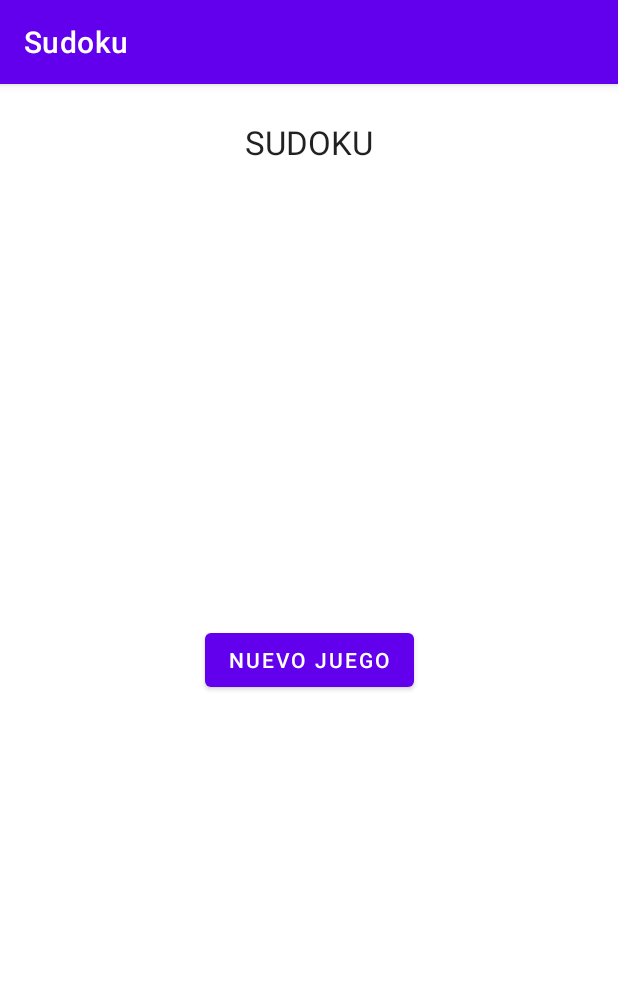
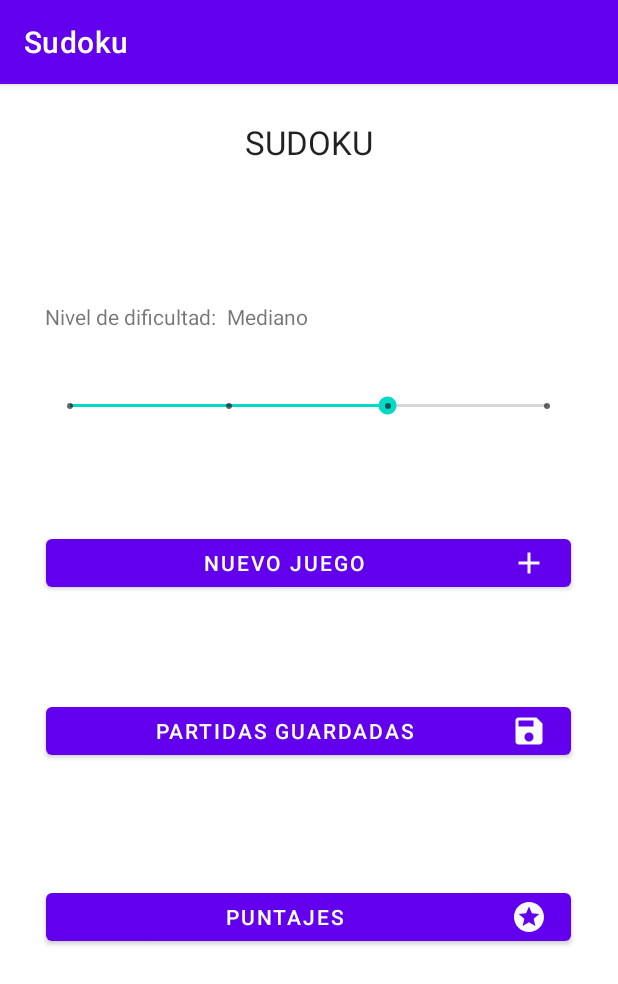
Before and after one commit to spardo83/sudoku-android, an Android app: the screen it shows after launch (MainActivity), on a phone screen of 412 x 824 dp. Shown: the top 984 px of the screen. Run offline under Robolectric (Android 15) with nearby library versions, the phone set to English and light mode, and no system bars; 6 statements that could not run were skipped.

Commit message:
Redesign of main activity

```diff
--- a/app/src/main/java/ar/edu/unlam/sudoku/MainActivity.kt
+++ b/app/src/main/java/ar/edu/unlam/sudoku/MainActivity.kt
@@ -1,11 +1,59 @@
 package ar.edu.unlam.sudoku
 
+import android.content.Intent
 import androidx.appcompat.app.AppCompatActivity
 import android.os.Bundle
+import android.widget.SeekBar
+import ar.edu.unlam.sudoku.databinding.ActivityMainBinding
 
 class MainActivity : AppCompatActivity() {
+    private lateinit var binding:ActivityMainBinding
+
     override fun onCreate(savedInstanceState: Bundle?) {
         super.onCreate(savedInstanceState)
         setContentView(R.layout.activity_main)
+        binding = ActivityMainBinding.inflate(layoutInflater)
+        setContentView(binding.root)
+
+        checkSavedGames()
+        checkScores()
+
+        binding.buttonNewGame.setOnClickListener { newGame() }
+        binding.seekBarLevel.setOnSeekBarChangeListener(object : SeekBar.OnSeekBarChangeListener {
+            override fun onProgressChanged(seekBar: SeekBar?, progress: Int, fromUser: Boolean) {
+                var level = ""
+                when(progress) {
+                    0 -> level = "Super facil"
+                    1 -> level = "Facil"
+                    2 -> level = "Mediano"
+                    3 -> level = "Dificil"
+                }
+
+                binding.textViewLevel.text = level
+            }
+
+            override fun onStartTrackingTouch(p0: SeekBar?) {
+            }
+
+            override fun onStopTrackingTouch(p0: SeekBar?) {
+            }
+
+        })
+    }
+
+    private fun checkScores() {
+        //Aca chequar si existe historial de puntajes
+        binding.buttonScores.isEnabled = false
+    }
+
+    private fun checkSavedGames() {
+        //Aca chequear si existe historial de partidas guardadas
+        binding.buttonSavedGames.isEnabled = false
+    }
+
+    private fun newGame() {
+        val intent = Intent(this, SudokuActivity::class.java)
+        startActivity(intent)
+        finish()
     }
 }
--- a/app/src/main/res/layout/activity_main.xml
+++ b/app/src/main/res/layout/activity_main.xml
@@ -19,11 +19,74 @@
 
     <Button
         android:id="@+id/buttonNewGame"
-        android:layout_width="wrap_content"
-        android:layout_height="wrap_content"
+        android:layout_width="350dp"
+        android:layout_height="44dp"
+        android:drawableEnd="@drawable/ic_baseline_add"
         android:text="@string/new_game"
         app:layout_constraintBottom_toBottomOf="parent"
         app:layout_constraintEnd_toEndOf="parent"
+        app:layout_constraintHorizontal_bias="0.491"
         app:layout_constraintStart_toStartOf="parent"
-        app:layout_constraintTop_toTopOf="parent" />
+        app:layout_constraintTop_toBottomOf="@+id/seekBarLevel"
+        app:layout_constraintVertical_bias="0.124" />
+
+    <Button
+        android:id="@+id/buttonSavedGames"
+        android:layout_width="350dp"
+        android:layout_height="44dp"
+        android:layout_marginTop="68dp"
+        android:text="@string/saved_games"
+        android:drawableEnd="@drawable/ic_baseline_save"
+        app:layout_constraintEnd_toEndOf="parent"
+        app:layout_constraintHorizontal_bias="0.498"
+        app:layout_constraintStart_toStartOf="parent"
+        app:layout_constraintTop_toBottomOf="@+id/buttonNewGame" />
+
+    <Button
+        android:id="@+id/buttonScores"
+        android:layout_width="350dp"
+        android:layout_height="44dp"
+        android:layout_marginTop="80dp"
+        android:text="@string/scores"
+        android:drawableEnd="@drawable/ic_baseline_stars"
+        app:layout_constraintEnd_toEndOf="parent"
+        app:layout_constraintHorizontal_bias="0.498"
+        app:layout_constraintStart_toStartOf="parent"
+        app:layout_constraintTop_toBottomOf="@+id/buttonSavedGames" />
+
+    <SeekBar
+        android:id="@+id/seekBarLevel"
+        style="@style/Widget.AppCompat.SeekBar.Discrete"
+        android:layout_width="350dp"
+        android:layout_height="44dp"
+        android:layout_marginTop="28dp"
+        android:max="3"
+        android:progress="2"
+        app:layout_constraintEnd_toEndOf="parent"
+        app:layout_constraintHorizontal_bias="0.491"
+        app:layout_constraintStart_toStartOf="parent"
+        app:layout_constraintTop_toBottomOf="@+id/textViewDificultad" />
+
+    <TextView
+        android:id="@+id/textViewDificultad"
+        android:layout_width="wrap_content"
+        android:layout_height="wrap_content"
+        android:layout_marginTop="92dp"
+        android:text="@string/difficult_level"
+        app:layout_constraintEnd_toEndOf="parent"
+        app:layout_constraintHorizontal_bias="0.101"
+        app:layout_constraintStart_toStartOf="parent"
+        app:layout_constraintTop_toBottomOf="@+id/titulo" />
+
+    <TextView
+        android:id="@+id/textViewLevel"
+        android:layout_width="wrap_content"
+        android:layout_height="wrap_content"
+        android:layout_marginTop="92dp"
+        android:text="Mediano"
+        app:layout_constraintEnd_toEndOf="parent"
+        app:layout_constraintHorizontal_bias="0.033"
+        app:layout_constraintStart_toEndOf="@+id/textViewDificultad"
+        app:layout_constraintTop_toBottomOf="@+id/titulo" />
+
 </androidx.constraintlayout.widget.ConstraintLayout>
--- a/app/src/main/res/values/strings.xml
+++ b/app/src/main/res/values/strings.xml
@@ -7,4 +7,7 @@
     <string name="main_title">SUDOKU</string>
     <string name="new_game">Nuevo juego</string>
     <string name="input_number">Numero a ingresar</string>
+    <string name="saved_games">Partidas guardadas</string>
+    <string name="scores">Puntajes</string>
+    <string name="difficult_level">Nivel de dificultad:</string>
 </resources>
```
